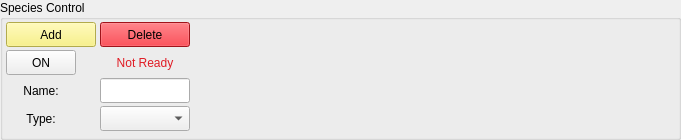
Qt form gui_species_control.ui (samo38/AucPeakFitter) before a commit.
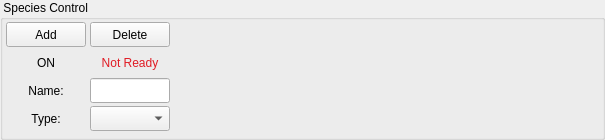
The same form after that commit. Icons and pictures are not drawn. Custom widgets are drawn as their Qt base class.

```diff
--- a/gui_species_control.ui
+++ b/gui_species_control.ui
@@ -6,7 +6,7 @@
    <rect>
     <x>0</x>
     <y>0</y>
-    <width>681</width>
+    <width>605</width>
     <height>140</height>
    </rect>
   </property>
@@ -62,7 +62,7 @@
 </string>
      </property>
      <property name="title">
-      <string>Species Control</string>
+      <string> Species Control</string>
      </property>
      <layout class="QHBoxLayout" name="horizontalLayout_2">
       <property name="spacing">
@@ -84,13 +84,13 @@
        <widget class="QFrame" name="frm_new">
         <property name="minimumSize">
          <size>
-          <width>190</width>
+          <width>170</width>
           <height>0</height>
          </size>
         </property>
         <property name="maximumSize">
          <size>
-          <width>190</width>
+          <width>170</width>
           <height>10000</height>
          </size>
         </property>
@@ -120,18 +120,18 @@
           <widget class="QPushButton" name="pb_new">
            <property name="minimumSize">
             <size>
-             <width>90</width>
+             <width>80</width>
              <height>25</height>
             </size>
            </property>
            <property name="maximumSize">
             <size>
-             <width>90</width>
+             <width>80</width>
              <height>25</height>
             </size>
            </property>
            <property name="styleSheet">
-            <string notr="true">background-color: rgb(249, 240, 107);</string>
+            <string notr="true"/>
            </property>
            <property name="text">
             <string>Add</string>
@@ -152,18 +152,18 @@
           <widget class="QPushButton" name="pb_del">
            <property name="minimumSize">
             <size>
-             <width>90</width>
+             <width>80</width>
              <height>25</height>
             </size>
            </property>
            <property name="maximumSize">
             <size>
-             <width>90</width>
+             <width>80</width>
              <height>25</height>
             </size>
            </property>
            <property name="styleSheet">
-            <string notr="true">background-color: rgb(224, 27, 36);</string>
+            <string notr="true"/>
            </property>
            <property name="text">
             <string>Delete</string>
@@ -184,13 +184,13 @@
           <widget class="QPushButton" name="pb_vis">
            <property name="minimumSize">
             <size>
-             <width>70</width>
+             <width>80</width>
              <height>25</height>
             </size>
            </property>
            <property name="maximumSize">
             <size>
-             <width>70</width>
+             <width>80</width>
              <height>25</height>
             </size>
            </property>
@@ -210,19 +210,22 @@
              <height>20</height>
             </size>
            </property>
+           <property name="flat">
+            <bool>true</bool>
+           </property>
           </widget>
          </item>
          <item row="1" column="1">
           <widget class="QLabel" name="lb_warn">
            <property name="minimumSize">
             <size>
-             <width>90</width>
+             <width>80</width>
              <height>25</height>
             </size>
            </property>
            <property name="maximumSize">
             <size>
-             <width>90</width>
+             <width>80</width>
              <height>25</height>
             </size>
            </property>
@@ -241,13 +244,13 @@
           <widget class="QLabel" name="lb_name">
            <property name="minimumSize">
             <size>
-             <width>70</width>
+             <width>80</width>
              <height>25</height>
             </size>
            </property>
            <property name="maximumSize">
             <size>
-             <width>70</width>
+             <width>80</width>
              <height>25</height>
             </size>
            </property>
@@ -263,13 +266,13 @@
           <widget class="QLineEdit" name="le_name">
            <property name="minimumSize">
             <size>
-             <width>90</width>
+             <width>80</width>
              <height>25</height>
             </size>
            </property>
            <property name="maximumSize">
             <size>
-             <width>90</width>
+             <width>80</width>
              <height>25</height>
             </size>
            </property>
@@ -279,13 +282,13 @@
           <widget class="QLabel" name="lb_type">
            <property name="minimumSize">
             <size>
-             <width>70</width>
+             <width>80</width>
              <height>25</height>
             </size>
            </property>
            <property name="maximumSize">
             <size>
-             <width>70</width>
+             <width>80</width>
              <height>25</height>
             </size>
            </property>
@@ -301,13 +304,13 @@
           <widget class="QComboBox" name="cmb_type">
            <property name="minimumSize">
             <size>
-             <width>90</width>
+             <width>80</width>
              <height>25</height>
             </size>
            </property>
            <property name="maximumSize">
             <size>
-             <width>90</width>
+             <width>80</width>
              <height>25</height>
             </size>
            </property>
```
